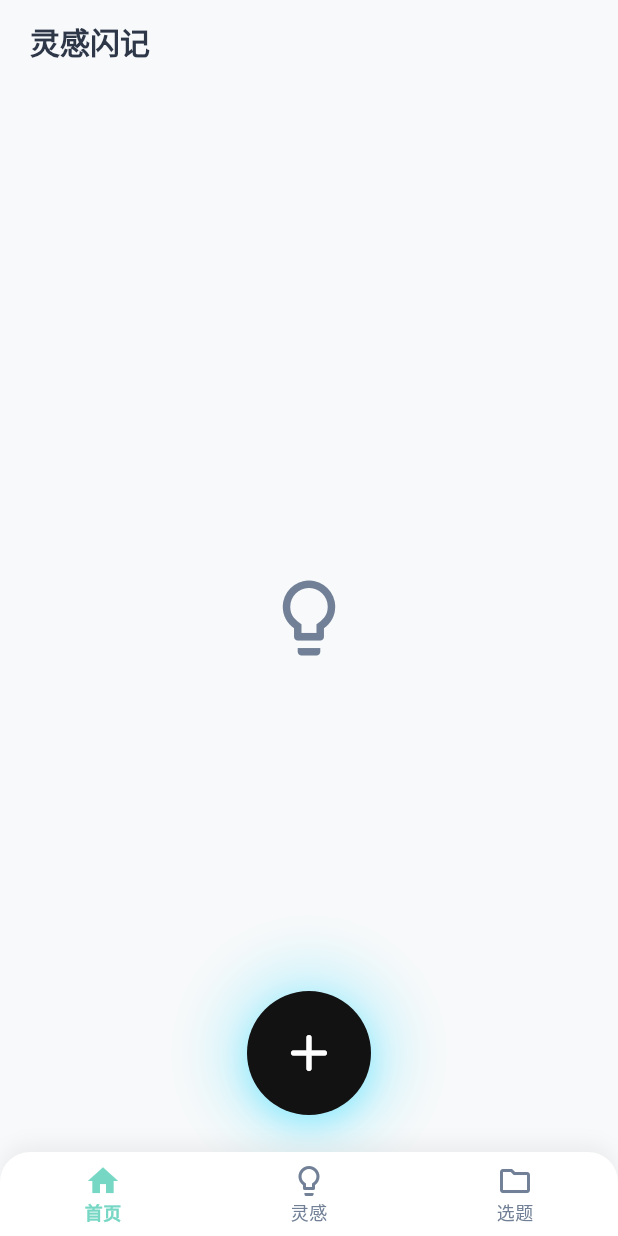
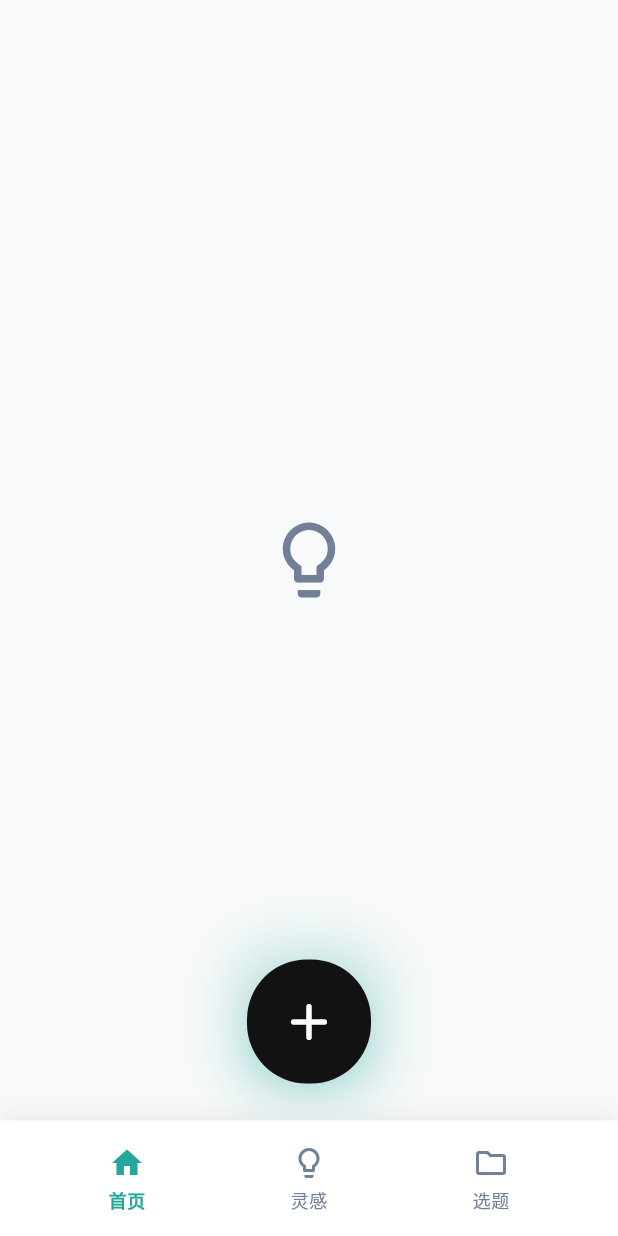
Before and after one commit to compassionater/flash-idea, a Flutter app: the screen it shows after launch, on a phone screen of 412 x 824 dp. Run offline on Flutter 3.47's test engine with Material 3 defaults, Android fonts, the phone set to English and light mode, and no system bars; our stand-ins replace hive, hive_flutter, image_picker; accounts and stored records are empty.

Commit message:
v1.2: UI全面升级 - 理性与简洁
主要更新:
- 全新单色系配色：岩灰标签 + Teal青色点缀
- 液态着色器按钮效果
- 极简底部导航栏
- 界面精简优化

文件整理:
- 新增 DESIGN.md 设计思路文档
- 更新 README.md 用户说明
- 更新 CHANGELOG.md

```diff
--- a/lib/screens/home_screen.dart
+++ b/lib/screens/home_screen.dart
@@ -29,18 +29,6 @@ class _HomeScreenState extends State<HomeScreen> {
   Widget build(BuildContext context) {
     return Scaffold(
       backgroundColor: AppTheme.background,
-      appBar: AppBar(
-        backgroundColor: AppTheme.background,
-        elevation: 0,
-        title: const Text(
-          '灵感闪记',
-          style: TextStyle(
-            color: AppTheme.textPrimary,
-            fontWeight: FontWeight.bold,
-          ),
-        ),
-        titleSpacing: 20,
-      ),
       body: SafeArea(
         child: Column(
           children: [
--- a/lib/screens/idea_detail_screen.dart
+++ b/lib/screens/idea_detail_screen.dart
@@ -118,13 +118,13 @@ class IdeaDetailScreen extends StatelessWidget {
                           vertical: 6,
                         ),
                         decoration: BoxDecoration(
-                          color: Color(category.colorValue).withOpacity(0.15),
+                          color: AppTheme.rockGrayLight,
                           borderRadius: BorderRadius.circular(16),
                         ),
                         child: Text(
                           category.name,
-                          style: TextStyle(
-                            color: Color(category.colorValue),
+                          style: const TextStyle(
+                            color: AppTheme.rockGrayDark,
                             fontWeight: FontWeight.w600,
                           ),
                         ),
@@ -276,7 +276,7 @@ class IdeaDetailScreen extends StatelessWidget {
                     return ChoiceChip(
                       label: Text(cat.name),
                       selected: isSelected,
-                      selectedColor: Color(cat.colorValue).withOpacity(0.3),
+                      selectedColor: AppTheme.accent.withOpacity(0.2),
                       onSelected: (selected) {
                         if (selected) {
                           setState(() => selectedCategory = cat.id);
--- a/lib/screens/ideas_screen.dart
+++ b/lib/screens/ideas_screen.dart
@@ -179,15 +179,6 @@ class _IdeasScreenState extends State<IdeasScreen> {
           ),
         ],
       ),
-      floatingActionButton: FloatingActionButton(
-        onPressed: () {
-          Navigator.push(
-            context,
-            MaterialPageRoute(builder: (context) => const CaptureScreen()),
-          );
-        },
-        child: const Icon(Icons.add),
-      ),
     );
   }
 
@@ -205,14 +196,14 @@ class _IdeasScreenState extends State<IdeasScreen> {
           padding: const EdgeInsets.symmetric(horizontal: 16, vertical: 8),
           decoration: BoxDecoration(
             color: isSelected
-                ? (color ?? AppTheme.primaryStart)
-                : (color ?? AppTheme.primaryStart).withOpacity(0.1),
+                ? AppTheme.accent
+                : AppTheme.rockGrayLight,
             borderRadius: BorderRadius.circular(20),
           ),
           child: Text(
             label,
             style: TextStyle(
-              color: isSelected ? Colors.white : (color ?? AppTheme.primaryStart),
+              color: isSelected ? Colors.white : AppTheme.rockGrayDark,
               fontWeight: FontWeight.w500,
             ),
           ),
--- a/lib/screens/main_navigation.dart
+++ b/lib/screens/main_navigation.dart
@@ -28,13 +28,10 @@ class _MainNavigationState extends State<MainNavigation> {
         index: _currentIndex,
         children: _screens,
       ),
+      // 极简底部条
       bottomNavigationBar: Container(
         decoration: BoxDecoration(
           color: Colors.white,
-          borderRadius: const BorderRadius.only(
-            topLeft: Radius.circular(20),
-            topRight: Radius.circular(20),
-          ),
           boxShadow: [
             BoxShadow(
               color: Colors.black.withOpacity(0.05),
@@ -43,47 +40,17 @@ class _MainNavigationState extends State<MainNavigation> {
             ),
           ],
         ),
-        child: ClipRRect(
-          borderRadius: const BorderRadius.only(
-            topLeft: Radius.circular(20),
-            topRight: Radius.circular(20),
-          ),
-          child: BottomNavigationBar(
-            currentIndex: _currentIndex,
-            onTap: (index) {
-              setState(() {
-                _currentIndex = index;
-              });
-            },
-            type: BottomNavigationBarType.fixed,
-            backgroundColor: Colors.transparent,
-            elevation: 0,
-            selectedItemColor: AppTheme.secondary, // 青色
-            unselectedItemColor: AppTheme.textSecondary, // 柔和灰色
-            selectedLabelStyle: const TextStyle(
-              fontWeight: FontWeight.w600,
-              fontSize: 12,
+        child: SafeArea(
+          child: Padding(
+            padding: const EdgeInsets.symmetric(horizontal: 24, vertical: 8),
+            child: Row(
+              mainAxisAlignment: MainAxisAlignment.spaceAround,
+              children: [
+                _buildNavItem(0, Icons.home_outlined, Icons.home, '首页'),
+                _buildNavItem(1, Icons.lightbulb_outlined, Icons.lightbulb, '灵感'),
+                _buildNavItem(2, Icons.folder_outlined, Icons.folder, '选题'),
+              ],
             ),
-            unselectedLabelStyle: const TextStyle(
-              fontSize: 12,
-            ),
-            items: const [
-              BottomNavigationBarItem(
-                icon: Icon(Icons.home_outlined),
-                activeIcon: Icon(Icons.home),
-                label: '首页',
-              ),
-              BottomNavigationBarItem(
-                icon: Icon(Icons.lightbulb_outline),
-                activeIcon: Icon(Icons.lightbulb),
-                label: '灵感',
-              ),
-              BottomNavigationBarItem(
-                icon: Icon(Icons.folder_outlined),
-                activeIcon: Icon(Icons.folder),
-                label: '选题',
-              ),
-            ],
           ),
         ),
       ),
@@ -91,18 +58,49 @@ class _MainNavigationState extends State<MainNavigation> {
     );
   }
 
+  Widget _buildNavItem(int index, IconData icon, IconData activeIcon, String label) {
+    final isSelected = _currentIndex == index;
+    return GestureDetector(
+      onTap: () {
+        setState(() {
+          _currentIndex = index;
+        });
+      },
+      behavior: HitTestBehavior.opaque,
+      child: Container(
+        padding: const EdgeInsets.symmetric(horizontal: 20, vertical: 8),
+        child: Column(
+          mainAxisSize: MainAxisSize.min,
+          children: [
+            Icon(
+              isSelected ? activeIcon : icon,
+              color: isSelected ? AppTheme.accent : AppTheme.textSecondary,
+              size: 24,
+            ),
+            const SizedBox(height: 4),
+            Text(
+              label,
+              style: TextStyle(
+                color: isSelected ? AppTheme.accent : AppTheme.textSecondary,
+                fontSize: 12,
+                fontWeight: isSelected ? FontWeight.w600 : FontWeight.normal,
+              ),
+            ),
+          ],
+        ),
+      ),
+    );
+  }
+
   Widget _buildDrawer() {
     return Drawer(
+      backgroundColor: Colors.white,
       child: ListView(
         padding: EdgeInsets.zero,
         children: [
           DrawerHeader(
             decoration: const BoxDecoration(
-              gradient: LinearGradient(
-                colors: [Color(0xFF667EEA), Color(0xFFF56565)],
-                begin: Alignment.topLeft,
-                end: Alignment.bottomRight,
-              ),
+              color: AppTheme.accent,
             ),
             child: Column(
               crossAxisAlignment: CrossAxisAlignment.start,
@@ -140,8 +138,8 @@ class _MainNavigationState extends State<MainNavigation> {
             ),
           ),
           ListTile(
-            leading: const Icon(Icons.category_outlined),
-            title: const Text('分类管理'),
+            leading: const Icon(Icons.category_outlined, color: AppTheme.textPrimary),
+            title: const Text('分类管理', style: TextStyle(color: AppTheme.textPrimary)),
             onTap: () {
               Navigator.pop(context);
               Navigator.push(
@@ -152,16 +150,16 @@ class _MainNavigationState extends State<MainNavigation> {
               );
             },
           ),
-          const Divider(),
+          const Divider(color: AppTheme.rockGrayLight),
           ListTile(
-            leading: const Icon(Icons.info_outline),
-            title: const Text('关于'),
+            leading: const Icon(Icons.info_outline, color: AppTheme.textPrimary),
+            title: const Text('关于', style: TextStyle(color: AppTheme.textPrimary)),
             onTap: () {
               Navigator.pop(context);
               showAboutDialog(
                 context: context,
                 applicationName: '灵感闪记',
-                applicationVersion: '1.0.0',
+                applicationVersion: '1.1.0',
                 applicationLegalese: '© 2024 FlashIdea',
                 children: [
                   const SizedBox(height: 16),
--- a/lib/screens/projects_screen.dart
+++ b/lib/screens/projects_screen.dart
@@ -116,10 +116,6 @@ class _ProjectsScreenState extends State<ProjectsScreen> {
             ],
           );
         },
-      ),
-      floatingActionButton: FloatingActionButton(
-        onPressed: () => _showAddProjectDialog(),
-        child: const Icon(Icons.add),
       ),
     );
   }
--- a/lib/theme/app_theme.dart
+++ b/lib/theme/app_theme.dart
@@ -1,22 +1,25 @@
 import 'package:flutter/material.dart';
 
 class AppTheme {
-  // 主色调 - 竹子幽光青色（降低饱和度）
-  static const Color accent = Color(0xFF5DADE2);
+  // 主色调 - 青色 Teal
+  static const Color accent = Color(0xFF26A69A);
   static const Color primaryStart = accent;
-  static const Color primaryEnd = Color(0xFF76D7C4);
+  static const Color primaryEnd = Color(0xFF4DB6AC);
+
+  // 岩灰配色 - 单色系
+  static const Color rockGrayLight = Color(0xFFF1F5F9);  // 浅岩灰背景
+  static const Color rockGrayDark = Color(0xFF475569);   // 深岩灰文字
 
   // 背景色
   static const Color background = Color(0xFFF8F9FA);
   static const Color surfaceColor = Colors.white;
 
   // 文字颜色
-  static const Color textPrimary = Color(0xFF2D3748);
+  static const Color textPrimary = rockGrayDark;
   static const Color textSecondary = Color(0xFF718096);
 
-  // 次要颜色 - 更低饱和度
-  static const Color secondary = Color(0xFF76D7C4);
-  static const Color secondaryLight = Color(0xFFA9DFBF);
+  // 次要颜色
+  static const Color secondary = Color(0xFF80CBC4);
 
   static ThemeData get lightTheme {
     return ThemeData(
@@ -71,9 +74,10 @@ class AppTheme {
       ),
       cardTheme: CardTheme(
         color: surfaceColor,
-        elevation: 2,
+        elevation: 0,
         shape: RoundedRectangleBorder(
           borderRadius: BorderRadius.circular(16),
+          side: BorderSide(color: Colors.grey.shade200),
         ),
       ),
       floatingActionButtonTheme: const FloatingActionButtonThemeData(
@@ -89,7 +93,7 @@ class AppTheme {
       ),
       inputDecorationTheme: InputDecorationTheme(
         filled: true,
-        fillColor: surfaceColor,
+        fillColor: rockGrayLight,
         border: OutlineInputBorder(
           borderRadius: BorderRadius.circular(12),
           borderSide: BorderSide.none,
@@ -120,13 +124,13 @@ class AppTheme {
 
   // 渐变色
   static LinearGradient get primaryGradient => const LinearGradient(
-        colors: [accent, Color(0xFF00E5FF)],
+        colors: [accent, Color(0xFF4DB6AC)],
         begin: Alignment.topLeft,
         end: Alignment.bottomRight,
       );
 
   static LinearGradient get buttonGradient => const LinearGradient(
-        colors: [accent, Color(0xFF00E5FF)],
+        colors: [accent, Color(0xFF4DB6AC)],
         begin: Alignment.centerLeft,
         end: Alignment.centerRight,
       );
--- a/lib/widgets/floating_record_button.dart
+++ b/lib/widgets/floating_record_button.dart
@@ -16,20 +16,22 @@ class _FloatingRecordButtonState extends State<FloatingRecordButton>
   late Animation<double> _breathingAnimation;
   late Animation<double> _glowAnimation;
 
+  late AnimationController _morphController;
+  late Animation<double> _morphAnimation;
+
   late AnimationController _clickController;
   late Animation<double> _clickScaleAnimation;
-  late Animation<double> _clickGlowAnimation;
 
   // 深灰黑色
   static const Color buttonColor = Color(0xFF121212);
-  // 竹子幽光 - 青色
-  static const Color bambooGlow = Color(0xFF00D4FF);
+  // 青色 Teal
+  static const Color tealGlow = Color(0xFF26A69A);
 
   @override
   void initState() {
     super.initState();
 
-    // 呼吸动画 - 3秒周期，1.0→1.05
+    // 呼吸动画 - 3秒周期
     _breathingController = AnimationController(
       duration: const Duration(seconds: 3),
       vsync: this,
@@ -39,12 +41,21 @@ class _FloatingRecordButtonState extends State<FloatingRecordButton>
       CurvedAnimation(parent: _breathingController, curve: Curves.easeInOut),
     );
 
-    // 光晕动画 - 透明度变化
     _glowAnimation = Tween<double>(begin: 0.2, end: 0.5).animate(
       CurvedAnimation(parent: _breathingController, curve: Curves.easeInOut),
     );
 
-    // 点击反馈动画 - 使用弹性曲线让动画更自然
+    // 液态变形动画
+    _morphController = AnimationController(
+      duration: const Duration(seconds: 4),
+      vsync: this,
+    )..repeat(reverse: true);
+
+    _morphAnimation = Tween<double>(begin: 0.0, end: 1.0).animate(
+      CurvedAnimation(parent: _morphController, curve: Curves.easeInOut),
+    );
+
+    // 点击反馈动画
     _clickController = AnimationController(
       duration: const Duration(milliseconds: 150),
       vsync: this,
@@ -53,15 +64,12 @@ class _FloatingRecordButtonState extends State<FloatingRecordButton>
     _clickScaleAnimation = Tween<double>(begin: 1.0, end: 0.92).animate(
       CurvedAnimation(parent: _clickController, curve: Curves.easeOutCubic),
     );
-
-    _clickGlowAnimation = Tween<double>(begin: 0.0, end: 1.0).animate(
-      CurvedAnimation(parent: _clickController, curve: Curves.easeOutCubic),
-    );
   }
 
   @override
   void dispose() {
     _breathingController.dispose();
+    _morphController.dispose();
     _clickController.dispose();
     super.dispose();
   }
@@ -87,51 +95,59 @@ class _FloatingRecordButtonState extends State<FloatingRecordButton>
       onTapUp: _handleTapUp,
       onTapCancel: _handleTapCancel,
       child: AnimatedBuilder(
-        animation: Listenable.merge([_breathingController, _clickController]),
+        animation: Listenable.merge([
+          _breathingController,
+          _morphController,
+          _clickController,
+        ]),
         builder: (context, child) {
-          // 呼吸动画基础缩放
           final breathScale = _breathingAnimation.value;
-          // 点击缩放
           final clickScale = _clickScaleAnimation.value;
+          final morphValue = _morphAnimation.value;
+
+          // 液态变形 - 轻微的不规则圆角
+          final borderRadius = BorderRadius.circular(
+            40 + (morphValue * 5 - 2.5),
+          );
 
           return Transform.scale(
             scale: breathScale * clickScale,
             child: Stack(
               alignment: Alignment.center,
               children: [
-                // 外层青色光晕 - 呼吸 + 点击效果
+                // 外层液态光晕
                 AnimatedContainer(
-                  duration: const Duration(milliseconds: 50),
+                  duration: const Duration(milliseconds: 100),
                   width: 100,
                   height: 100,
                   decoration: BoxDecoration(
-                    shape: BoxShape.circle,
+                    shape: BoxShape.rectangle,
+                    borderRadius: borderRadius,
                     boxShadow: [
                       BoxShadow(
-                        color: bambooGlow.withOpacity(
-                          _glowAnimation.value * 0.5 + _clickGlowAnimation.value * 0.3,
+                        color: tealGlow.withOpacity(
+                          _glowAnimation.value * 0.5,
                         ),
-                        blurRadius: 30 + _clickGlowAnimation.value * 20,
-                        spreadRadius: 10 + _clickGlowAnimation.value * 5,
+                        blurRadius: 25 + (morphValue * 10),
+                        spreadRadius: 5 + (morphValue * 5),
                       ),
                     ],
                   ),
                 ),
-                // 主体按钮 - 深灰黑色
+                // 主体按钮 - 深灰黑色液态
                 AnimatedContainer(
                   duration: const Duration(milliseconds: 50),
                   width: 80,
                   height: 80,
                   decoration: BoxDecoration(
-                    shape: BoxShape.circle,
-                    color: Color.lerp(
-                      buttonColor,
-                      bambooGlow,
-                      _clickGlowAnimation.value * 0.3,
+                    shape: BoxShape.rectangle,
+                    borderRadius: BorderRadius.circular(
+                      40 + (morphValue * 3 - 1.5),
                     ),
+                    color: buttonColor,
                     boxShadow: [
                       BoxShadow(
-                        color: bambooGlow.withOpacity(0.3),
+                        color: tealGlow.withOpacity(0.2),
                         blurRadius: 15,
                         offset: const Offset(0, 5),
                       ),
--- a/lib/widgets/idea_card.dart
+++ b/lib/widgets/idea_card.dart
@@ -35,18 +35,18 @@ class IdeaCard extends StatelessWidget {
             children: [
               Row(
                 children: [
-                  // 分类标签
+                  // 分类标签 - 单色系
                   if (category != null)
                     Container(
                       padding: const EdgeInsets.symmetric(horizontal: 10, vertical: 4),
                       decoration: BoxDecoration(
-                        color: Color(category!.colorValue).withOpacity(0.15),
+                        color: AppTheme.rockGrayLight,
                         borderRadius: BorderRadius.circular(12),
                       ),
                       child: Text(
                         category!.name,
-                        style: TextStyle(
-                          color: Color(category!.colorValue),
+                        style: const TextStyle(
+                          color: AppTheme.rockGrayDark,
                           fontSize: 12,
                           fontWeight: FontWeight.w600,
                         ),
@@ -152,15 +152,15 @@ class IdeaCard extends StatelessWidget {
     switch (idea.recordingType) {
       case 'image':
         icon = Icons.image_outlined;
-        color = AppTheme.secondary;
+        color = AppTheme.textSecondary;
         break;
       case 'audio':
         icon = Icons.mic_outlined;
-        color = AppTheme.secondary;
+        color = AppTheme.textSecondary;
         break;
       default:
         icon = Icons.edit_outlined;
-        color = AppTheme.accent;
+        color = AppTheme.textSecondary;
     }
 
     return Icon(icon, size: 18, color: color);
```
Also changed, not shown: 3 other files.
